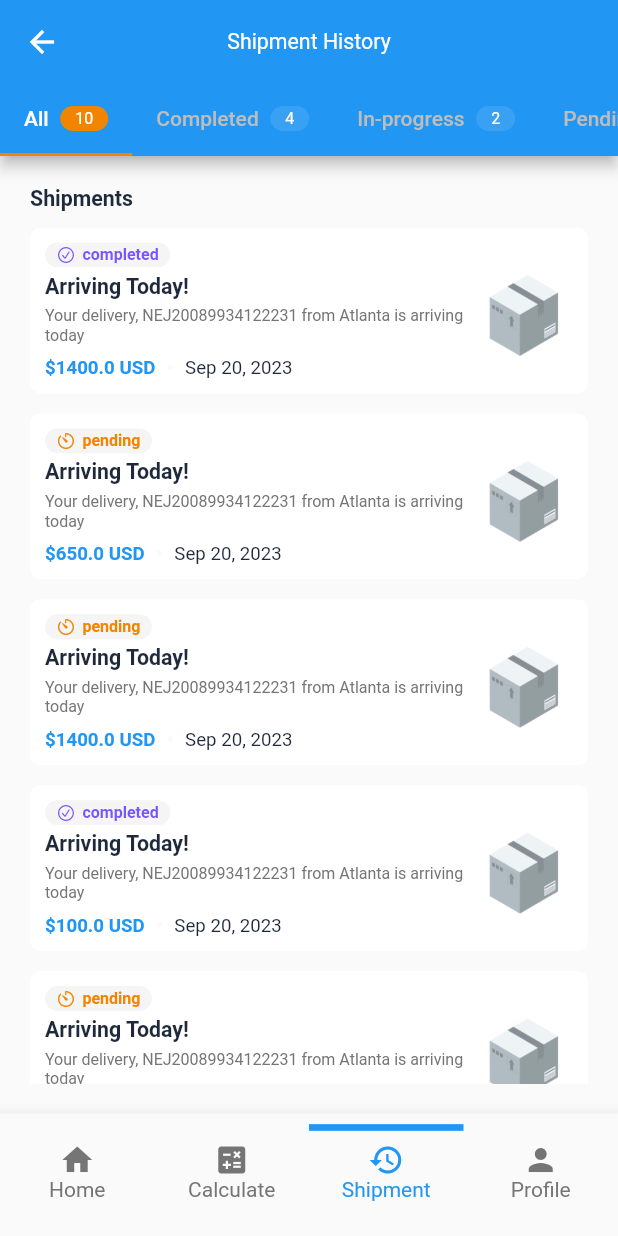
After one commit to BashirYesufu/moniepoint, a Flutter app: the LandingTab screen opened directly, item 3 of the bottom bar chosen, on a phone screen of 412 x 824 dp. The commit adds this screen. Run offline on Flutter 3.47's test engine with Material 2 defaults, Android fonts, the phone set to English and light mode, and no system bars; drawn by our look-alikes of flutter_animate; our stand-ins replace flutter_hooks, flutter_screenutil; missing offline and left inert: fade_out_particle.

Commit message:
fix bottom bar

```diff
--- /dev/null
+++ b/lib/UI/widgets/shipping_history_view.dart
@@ -0,0 +1,117 @@
+import 'package:flutter/cupertino.dart';
+import 'package:flutter/material.dart';
+import 'package:flutter_animate/flutter_animate.dart';
+import 'package:flutter_hooks/flutter_hooks.dart';
+import 'package:flutter_screenutil/flutter_screenutil.dart';
+import 'package:intl/intl.dart';
+import '../../constants/app_color.dart';
+import '../../constants/spacing.dart';
+import '../../constants/text_styles.dart';
+import '../../models/shipment_history.dart';
+
+class ShipmentHistoryView extends HookWidget {
+  final List<ShipmentHistory> shipmentList;
+  const ShipmentHistoryView(
+      {super.key, required this.shipmentList});
+
+  @override
+  Widget build(BuildContext context) {
+    return ListView.builder(
+        itemCount: shipmentList.length,
+        itemBuilder: (ctx, index) {
+          final ShipmentHistory shipmentHistory =
+          shipmentList[index];
+          return Container(
+            margin: EdgeInsets.only(bottom: 15.h),
+            padding: const EdgeInsets.all(10),
+            decoration: BoxDecoration(
+              borderRadius: BorderRadius.circular(8.r),
+              color: Colors.white,
+            ),
+            child: Row(
+              children: [
+                Expanded(
+                  child: Column(
+                    crossAxisAlignment: CrossAxisAlignment.start,
+                    children: [
+                      Container(
+                        padding: EdgeInsets.symmetric(
+                            horizontal: 8.w, vertical: 2.h),
+                        decoration: BoxDecoration(
+                            color: AppColor.grey2,
+                            borderRadius: BorderRadius.circular(15.r)),
+                        child: Row(
+                          mainAxisSize: MainAxisSize.min,
+                          children: [
+                            Icon(
+                              (shipmentHistory.status ==
+                                  ShipmentStatus.completed
+                                  ? CupertinoIcons.check_mark_circled
+                                  : shipmentHistory.status ==
+                                  ShipmentStatus.pending
+                                  ? CupertinoIcons.timer
+                                  : Icons.cached_outlined),
+                              size: 14.sp,
+                              color: shipmentHistory.status.color,
+                            ),
+                            const XMargin(5),
+                            Text(
+                              shipmentHistory.status.title.toLowerCase(),
+                              style: AppStyle.smallTextRegular(
+                                fontWeight: FontWeight.bold,
+                                color: shipmentHistory.status.color,
+                              ),
+                            ),
+                          ],
+                        ),
+                      ),
+                      const YMargin(5),
+                      Text(
+                        "Arriving Today!",
+                        style: AppStyle.mediumTextRegular(
+                            fontWeight: FontWeight.bold),
+                      ),
+                      const YMargin(5),
+                      Text(
+                        "Your delivery, ${shipmentHistory.id} from ${shipmentHistory.location} is arriving today",
+                        style: AppStyle.smallTextRegular(
+                            color: AppColor.grey5),
+                      ),
+                      const YMargin(8),
+                      Row(
+                        children: [
+                          Text(
+                            "\$${shipmentHistory.amount} USD",
+                            style: AppStyle.normalTextRegular(
+                                fontWeight: FontWeight.bold,
+                                color: Theme.of(context).primaryColor),
+                          ),
+                          Container(
+                            width: 4.w,
+                            height: 4.h,
+                            margin: const EdgeInsets.symmetric(horizontal: 8),
+                            decoration: BoxDecoration(
+                                color: AppColor.grey4,
+                                shape: BoxShape.circle),
+                          ),
+                          Text(
+                            DateFormat.yMMMd()
+                                .format(shipmentHistory.date),
+                            style: AppStyle.normalTextRegular(),
+                          )
+                        ],
+                      )
+                    ],
+                  ),
+                ),
+                Image.asset(
+                  "asset/icon/icon_shipment_box.png",
+                  height: 70.h,
+                  width: 70.w,
+                )
+              ],
+            ),
+          ).animate().fade(begin: 0.8, end: 1).slideY(begin: 1, end: 0);
+        });
+  }
+}
--- a/lib/features/landing/landing_tab.dart
+++ b/lib/features/landing/landing_tab.dart
@@ -1,5 +1,9 @@
 import 'package:flutter/material.dart';
+import 'package:flutter_screenutil/flutter_screenutil.dart';
+import 'package:moniepoint/features/landing/tabs/calculate.dart';
 import 'package:moniepoint/features/landing/tabs/home.dart';
+import 'package:moniepoint/features/landing/tabs/shipment.dart';
+import '../../constants/app_color.dart';
 
 class LandingTab extends StatefulWidget {
   const LandingTab({super.key});
@@ -10,26 +14,53 @@ class LandingTab extends StatefulWidget {
 }
 
 class _LandingTabState extends State<LandingTab> {
+  int selectedIndex = 0;
+
   List<Widget> tabList = [
-    Home()
+    Home(),
+    Calculate(),
+    Shipment(),
+    Scaffold()
   ];
 
   @override
   Widget build(BuildContext context) {
     return Scaffold(
-      body: tabList[0],
+      body: tabList[selectedIndex],
       bottomNavigationBar: BottomNavigationBar(
+        type: BottomNavigationBarType.fixed,
+        onTap: (index){
+          setState(() {
+            selectedIndex = index;
+          });
+        },
         items: [
-          BottomNavigationBarItem(
-            label: 'Home',
-            icon: Icon(Icons.home),
-          ),
-          BottomNavigationBarItem(
-            label: 'Calculate',
-            icon: Icon(Icons.calculate),
-          ),
+          _buildBar(index: 0, icon: Icons.home, text: 'Home'),
+          _buildBar(index: 1, icon: Icons.calculate, text: 'Calculate'),
+          _buildBar(index: 2, icon: Icons.history, text: 'Shipment'),
+          _buildBar(index: 3, icon: Icons.person, text: 'Profile'),
         ],
       ),
     );
   }
+
+  _buildBar({required int index, required IconData icon, required String text}){
+    return BottomNavigationBarItem(
+      label: '',
+      icon: Column(
+        children: [
+          Container(
+            margin: EdgeInsets.only(bottom: 8.h),
+            color: selectedIndex == index ? Theme.of(context).primaryColor : null,
+            height: 5.h,
+          ),
+          Icon(icon, color: selectedIndex == index ? Theme.of(context).primaryColor : AppColor.grey5,),
+          Text(text, style: TextStyle(
+            color: selectedIndex == index ? Theme.of(context).primaryColor : AppColor.grey5,
+          ),)
+        ],
+      ),
+    );
+
+  }
 }
--- /dev/null
+++ b/lib/features/landing/tabs/shipment.dart
@@ -0,0 +1,125 @@
+import 'package:flutter/material.dart';
+import 'package:flutter_animate/flutter_animate.dart';
+import 'package:flutter_hooks/flutter_hooks.dart';
+import 'package:flutter_screenutil/flutter_screenutil.dart';
+import '../../../UI/widgets/header_text.dart';
+import '../../../UI/widgets/shipping_history_view.dart';
+import '../../../constants/app_color.dart';
+import '../../../constants/text_styles.dart';
+import '../../../models/shipment_history.dart';
+
+class Shipment extends HookWidget {
+  const Shipment({super.key});
+
+  @override
+  Widget build(BuildContext context) {
+    var currentTab = useState(0);
+    return DefaultTabController(
+      length: 4,
+      child: Scaffold(
+          backgroundColor: AppColor.grey4,
+          appBar: AppBar(
+            centerTitle: true,
+            backgroundColor: Theme.of(context).primaryColor,
+            bottom: TabBar(
+                onTap: (value) => currentTab.value = value,
+                isScrollable: true,
+                indicatorColor: AppColor.pending,
+                labelColor: Colors.white,
+                unselectedLabelColor: AppColor.grey1,
+                tabs: [
+                  ShipmentStatus.all,
+                  ShipmentStatus.completed,
+                  ShipmentStatus.progress,
+                  ShipmentStatus.pending
+                ]
+                    .asMap()
+                    .map((index, item) => MapEntry(
+                  index,
+                  Tab(
+                      icon: Row(
+                        children: [
+                          Text(item.title),
+                          Container(
+                            margin: EdgeInsets.only(left: 8.w),
+                            padding: EdgeInsets.symmetric(
+                                vertical: 2.h, horizontal: 10),
+                            decoration: BoxDecoration(
+                                color: index == currentTab.value
+                                    ? AppColor.pending
+                                    : Colors.white10,
+                                borderRadius: BorderRadius.circular(15.r)),
+                            child: Text(
+                              (item != ShipmentStatus.all
+                                  ? ShipmentHistory.shipmentHistory
+                                  .where((element) =>
+                              element.status == item)
+                                  .length
+                                  : ShipmentHistory
+                                  .shipmentHistory.length)
+                                  .toString(),
+                              style: AppStyle.smallTextRegular(
+                                  color: Colors.white),
+                            ),
+                          )
+                        ],
+                      )).animate(
+                      effects: index == currentTab.value
+                          ? [
+                        const ScaleEffect(
+                          duration: Duration(milliseconds: 300),
+                          curve: Curves.easeInOut,
+                        )
+                      ]
+                          : []),
+                ))
+                    .values
+                    .toList()),
+            title: Text(
+              'Shipment History',
+              style: AppStyle.mediumTextRegular(color: Colors.white),
+            ),
+          ),
+          body: Padding(
+            padding: const EdgeInsets.all(20.0),
+            child: Column(
+              children: [
+                const HeaderText(title: "Shipments"),
+                Expanded(
+                  child: TabBarView(
+                    children: [
+                      ShipmentHistoryView(
+                          shipmentList:
+                          ShipmentHistory.shipmentHistory),
+                      ShipmentHistoryView(
+                        shipmentList: ShipmentHistory
+                            .shipmentHistory
+                            .where((element) =>
+                        element.status ==
+                            ShipmentStatus.completed)
+                            .toList(),
+                      ),
+                      ShipmentHistoryView(
+                        shipmentList: ShipmentHistory
+                            .shipmentHistory
+                            .where((element) =>
+                        element.status ==
+                            ShipmentStatus.progress)
+                            .toList(),
+                      ),
+                      ShipmentHistoryView(
+                        shipmentList: ShipmentHistory
+                            .shipmentHistory
+                            .where((element) =>
+                        element.status == ShipmentStatus.pending)
+                            .toList(),
+                      ),
+                    ],
+                  ),
+                ),
+              ],
+            ),
+          )),
+    );
+  }
+}
--- /dev/null
+++ b/lib/models/shipment_history.dart
@@ -0,0 +1,117 @@
+import 'package:flutter/foundation.dart';
+import 'package:flutter/material.dart';
+import '../constants/app_color.dart';
+
+class ShipmentHistory {
+  final ShipmentStatus status;
+  final double amount;
+  final DateTime date;
+  final String location;
+  final String id;
+
+  ShipmentHistory(
+      {required this.status,
+        required this.id,
+        required this.amount,
+        required this.date,
+        required this.location});
+
+  static List<ShipmentHistory> shipmentHistory = [
+    ShipmentHistory(
+        status: ShipmentStatus.completed,
+        id: "NEJ20089934122231",
+        amount: 1400,
+        date: DateTime(2023, 9, 20),
+        location: "Atlanta"),
+    ShipmentHistory(
+        status: ShipmentStatus.pending,
+        id: "NEJ20089934122231",
+        amount: 650,
+        date: DateTime(2023, 9, 20),
+        location: "Atlanta"),
+    ShipmentHistory(
+        status: ShipmentStatus.pending,
+        id: "NEJ20089934122231",
+        amount: 1400,
+        date: DateTime(2023, 9, 20),
+        location: "Atlanta"),
+    ShipmentHistory(
+        status: ShipmentStatus.completed,
+        id: "NEJ20089934122231",
+        amount: 100,
+        date: DateTime(2023, 9, 20),
+        location: "Atlanta"),
+    ShipmentHistory(
+        status: ShipmentStatus.pending,
+        id: "NEJ20089934122231",
+        amount: 1400,
+        date: DateTime(2023, 9, 20),
+        location: "Atlanta"),
+    ShipmentHistory(
+        status: ShipmentStatus.completed,
+        id: "NEJ20089934122231",
+        amount: 1400,
+        date: DateTime(2023, 9, 20),
+        location: "Atlanta"),
+    ShipmentHistory(
+        status: ShipmentStatus.progress,
+        id: "NEJ20089934122231",
+        amount: 1400,
+        date: DateTime(2023, 9, 20),
+        location: "Atlanta"),
+    ShipmentHistory(
+        status: ShipmentStatus.pending,
+        id: "NEJ20089934122231",
+        amount: 1400,
+        date: DateTime(2023, 9, 20),
+        location: "Atlanta"),
+    ShipmentHistory(
+        status: ShipmentStatus.completed,
+        id: "NEJ20089934122231",
+        amount: 1400,
+        date: DateTime(2023, 9, 20),
+        location: "Atlanta"),
+    ShipmentHistory(
+        status: ShipmentStatus.progress,
+        id: "NEJ20089934122231",
+        amount: 1400,
+        date: DateTime(2023, 9, 20),
+        location: "Atlanta")
+  ];
+}
+
+enum ShipmentStatus {
+  progress,
+  pending,
+  completed,
+  all;
+}
+
+extension SelectedShipmentStatus on ShipmentStatus {
+  String get name => describeEnum(this);
+  String get title {
+    switch (this) {
+      case ShipmentStatus.progress:
+        return "In-progress";
+      case ShipmentStatus.pending:
+        return "Pending";
+      case ShipmentStatus.completed:
+        return "Completed";
+      default:
+        return "All";
+    }
+  }
+
+  Color get color {
+    switch (this) {
+      case ShipmentStatus.progress:
+        return AppColor.success;
+      case ShipmentStatus.pending:
+        return AppColor.pending;
+      case ShipmentStatus.completed:
+        return AppColor.primary;
+      default:
+        return AppColor.primary;
+    }
+  }
+}
--- a/pubspec.yaml
+++ b/pubspec.yaml
@@ -33,4 +33,4 @@ flutter:
   fonts:
     - family: Inter
       fonts:
-        - asset: assets/font/Inter-Regular.otf
+        - asset: asset/font/Inter-Regular.otf
```
Also changed, not shown: lib/UI/widgets/app_button.dart (added, +39 -0 lines), lib/UI/widgets/counting_amount_view.dart (added, +33 -0 lines), lib/features/landing/tabs/calculate.dart (added, +172 -0 lines), lib/features/success.dart (added, +76 -0 lines), lib/models/shipment_category.dart (added, +16 -0 lines).
